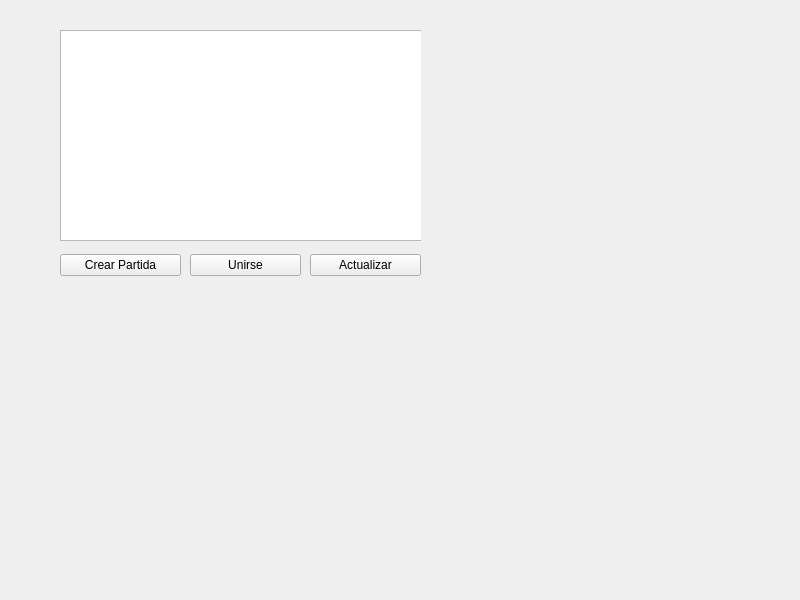
Qt form source/client_src/lobby/lobbywindow.ui (Martinonervi/TpFinalNeedForSpeed) before a commit.
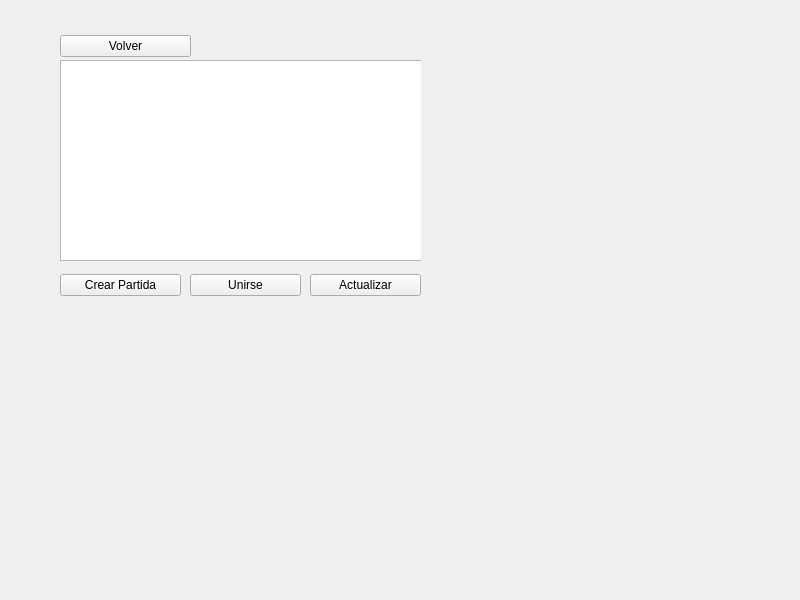
The same form after that commit.

Commit message: boton para ir atras y saque prints

```diff
--- a/source/client_src/lobby/lobbywindow.ui
+++ b/source/client_src/lobby/lobbywindow.ui
@@ -18,7 +18,7 @@
     <property name="geometry">
      <rect>
       <x>20</x>
-      <y>10</y>
+      <y>30</y>
       <width>401</width>
       <height>311</height>
      </rect>
@@ -95,9 +95,9 @@
       <property name="geometry">
        <rect>
         <x>40</x>
-        <y>20</y>
+        <y>30</y>
         <width>401</width>
-        <height>211</height>
+        <height>201</height>
        </rect>
       </property>
      </widget>
@@ -158,6 +158,25 @@
        </item>
       </layout>
      </widget>
+     <widget class="QWidget" name="verticalLayoutWidget_5">
+      <property name="geometry">
+       <rect>
+        <x>40</x>
+        <y>0</y>
+        <width>131</width>
+        <height>32</height>
+       </rect>
+      </property>
+      <layout class="QVBoxLayout" name="verticalLayout_4">
+       <item>
+        <widget class="QPushButton" name="backButton">
+         <property name="text">
+          <string>Volver</string>
+         </property>
+        </widget>
+       </item>
+      </layout>
+     </widget>
     </widget>
    </widget>
   </widget>
```
The commit also changes 1 other file.
